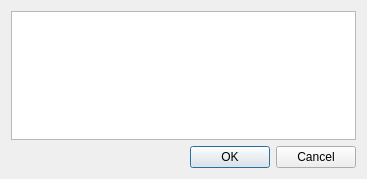
iEPCBM/AMS-Rufina, file dialogs/dialogedittoken.ui: the form before one commit.
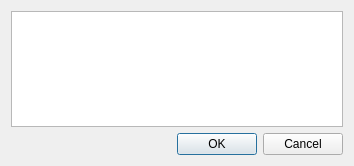
The form after the commit.

Patch:
```diff
--- a/dialogs/dialogedittoken.ui
+++ b/dialogs/dialogedittoken.ui
@@ -6,10 +6,22 @@
    <rect>
     <x>0</x>
     <y>0</y>
-    <width>367</width>
-    <height>179</height>
+    <width>354</width>
+    <height>166</height>
    </rect>
   </property>
+  <property name="minimumSize">
+   <size>
+    <width>354</width>
+    <height>166</height>
+   </size>
+  </property>
+  <property name="maximumSize">
+   <size>
+    <width>354</width>
+    <height>166</height>
+   </size>
+  </property>
   <property name="windowTitle">
    <string>Редактирование токена</string>
   </property>
```
